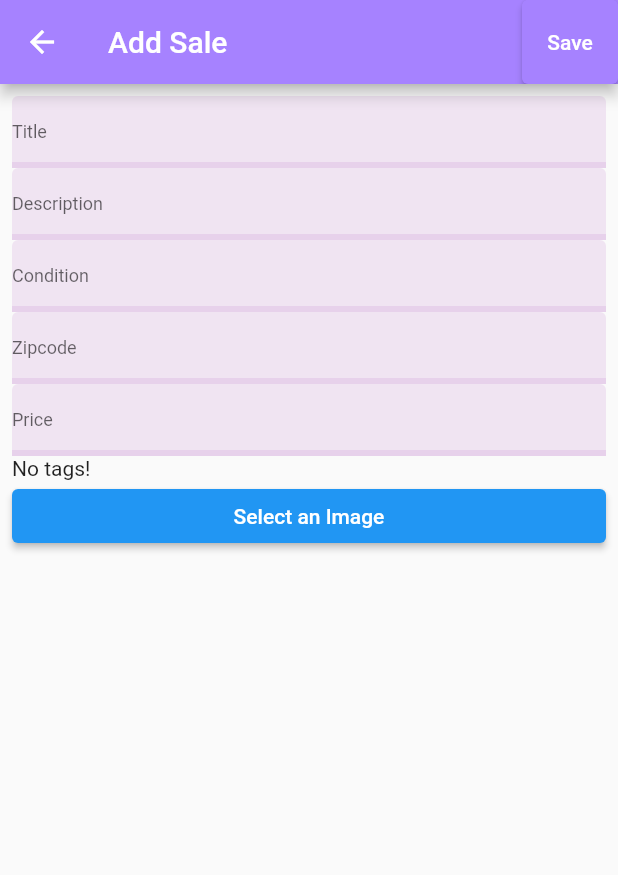
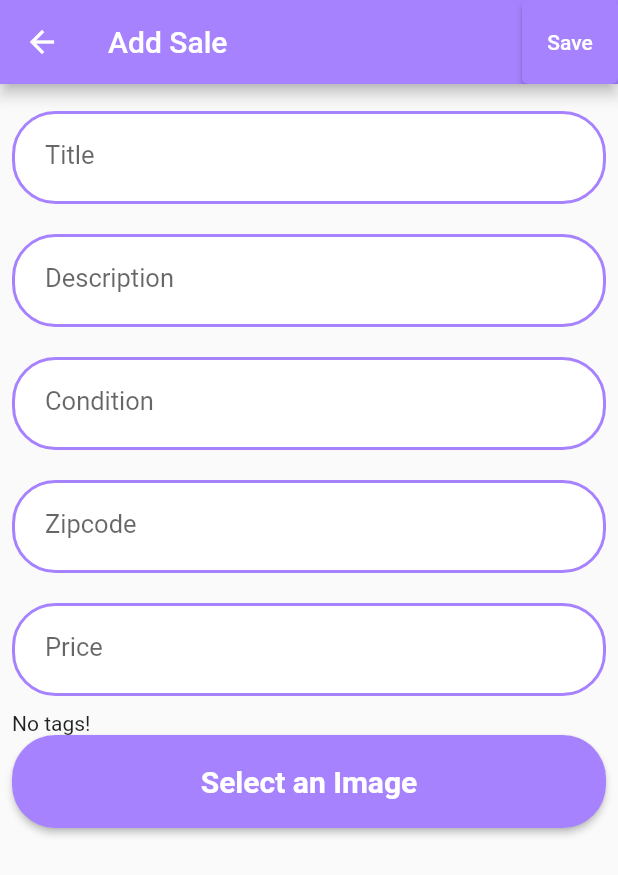
Before and after one commit to saveCraigslistTeam/craigslist, a Flutter app: the AddSaleForm screen opened directly with empty values, on a phone screen of 412 x 824 dp. Shown: the top 875 px of the screen. Run offline on Flutter 3.47's test engine with Material 2 defaults, Android fonts, the phone set to English and light mode, and no system bars; our stand-ins replace cached_network_image, flutter_login, image_picker; missing offline and left inert: amplify_api, amplify_auth_cognito, amplify_authenticator, amplify_core, amplify_datastore, amplify_flutter and 1 more.

Commit message:
changed layout and look of Add Sale Form

```diff
--- a/lib/views/sales/add_sale.dart
+++ b/lib/views/sales/add_sale.dart
@@ -114,27 +114,45 @@ class _AddSaleFormState extends State<AddSaleForm> {
         child: Column(
           crossAxisAlignment: CrossAxisAlignment.stretch,
           children: [
-            TextFormField(
+            textFormField(
+                context: context,
                 controller: _titleController,
-                decoration: InputDecoration(filled: true, labelText: 'Title')),
-            TextFormField(
+                keyboard: TextInputType.text,
+                label: 'Title'),
+            textFormField(
+                context: context,
                 controller: _descriptionController,
-                decoration:
-                    InputDecoration(filled: true, labelText: 'Description')),
-            TextFormField(
+                keyboard: TextInputType.text,
+                label: 'Description'),
+            textFormField(
+                context: context,
                 controller: _conditionController,
-                decoration:
-                    InputDecoration(filled: true, labelText: 'Condition')),
-            TextFormField(
+                keyboard: TextInputType.text,
+                label: 'Condition'),
+            textFormField(
+                context: context,
                 controller: _zipcodeController,
-                decoration:
-                    InputDecoration(filled: true, labelText: 'Zipcode')),
-            TextFormField(
+                keyboard: TextInputType.number,
+                label: 'Zipcode'),
+            textFormField(
+                context: context,
                 controller: _priceController,
-                decoration: InputDecoration(filled: true, labelText: 'Price')),
+                keyboard: const TextInputType.numberWithOptions(decimal: false),
+                label: 'Price'),
             tagLabelList(),
             ElevatedButton(
-                onPressed: selectImage, child: Text('Select an Image')),
+                style: ElevatedButton.styleFrom(
+                    primary: Theme.of(context).primaryColor,
+                    fixedSize: const Size(200, 62),
+                    shape: RoundedRectangleBorder(
+                      borderRadius: BorderRadius.circular(29),
+                    ),
+                    textStyle: const TextStyle(
+                        fontSize: 20, fontWeight: FontWeight.bold)),
+                onPressed: selectImage,
+                child: const Text(
+                  'Select an Image',
+                )),
             imageDisplay(imageFile: imageFile),
           ],
         ),
@@ -217,6 +235,48 @@ class _AddSaleFormState extends State<AddSaleForm> {
   }
 }
 
+class textFormField extends StatelessWidget {
+  const textFormField(
+      {Key? key,
+      required this.context,
+      required this.controller,
+      required this.label,
+      required this.keyboard})
+      : super(key: key);
+
+  final BuildContext context;
+  final TextEditingController controller;
+  final String label;
+  final TextInputType keyboard;
+  @override
+  Widget build(BuildContext context) {
+    return Container(
+      margin: EdgeInsets.symmetric(vertical: 10),
+      padding: EdgeInsets.symmetric(horizontal: 20, vertical: 5),
+      decoration: BoxDecoration(
+        border: Border.all(
+          color: Theme.of(context).primaryColor,
+          width: 2,
+        ),
+        color: Colors.white,
+        borderRadius: BorderRadius.circular(29),
+      ),
+      child: TextFormField(
+          keyboardType: keyboard,
+          controller: controller,
+          decoration: InputDecoration(
+              border: InputBorder.none,
+              focusedBorder: InputBorder.none,
+              enabledBorder: InputBorder.none,
+              errorBorder: InputBorder.none,
+              disabledBorder: InputBorder.none,
+              filled: false,
+              labelText: label,
+              labelStyle: TextStyle(fontSize: 17))),
+    );
+  }
+}
+
 class imageDisplay extends StatelessWidget {
   const imageDisplay({Key? key, required this.imageFile}) : super(key: key);
   final String imageFile;
```
Also changed, not shown: lib/views/sales/all_sales.dart (+21 -27 lines).
